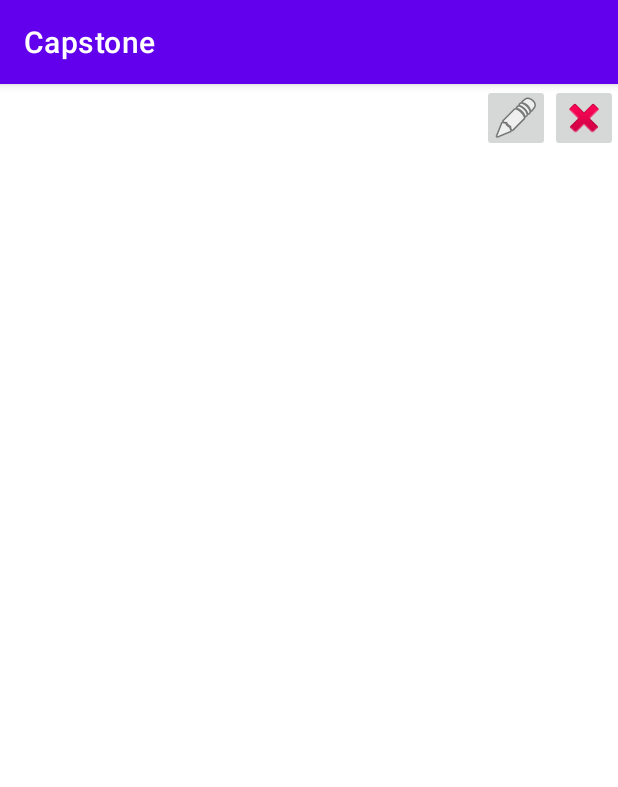
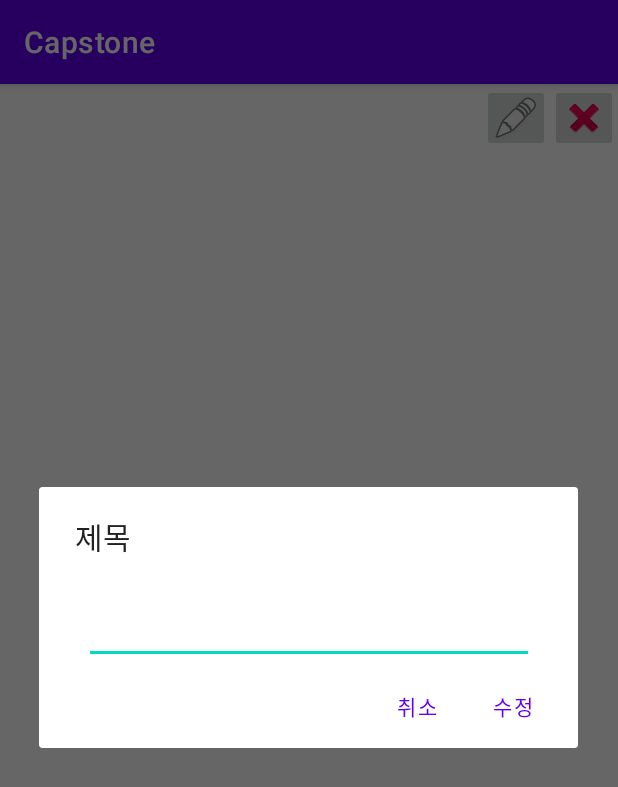
Before and after one commit to JellyParkk/CapStone-2022, an Android app: the TextReadActivity screen opened directly, with no data from a screen before it, after a tap on an icon or button, on a phone screen of 412 x 824 dp. Shown: the top 787 px of the screen. Run offline under Robolectric (Android 15) with nearby library versions, the phone set to English and light mode, and no system bars.

Commit message:
[기능수정] 제목 삭제 및 제목 변경 UI 수정
제목 변경 대화상자 추가
제목 삭제 대화상자 추가
야간모드 수정

```diff
--- a/Capstone/app/src/main/java/com/example/Capstone/TextReadActivity.java
+++ b/Capstone/app/src/main/java/com/example/Capstone/TextReadActivity.java
@@ -1,7 +1,11 @@
 package com.example.Capstone;
 
 import androidx.appcompat.app.AppCompatActivity;
+import androidx.fragment.app.DialogFragment;
 
+import android.app.AlertDialog;
+import android.app.Dialog;
+import android.content.DialogInterface;
 import android.content.pm.PackageManager;
 import android.os.Build;
 import android.os.Environment;
@@ -22,6 +26,8 @@ import java.io.FileWriter;
 import java.io.IOException;
 import java.io.InputStream;
 import java.io.InputStreamReader;
+import java.time.LocalDateTime;
+import java.time.format.DateTimeFormatter;
 
 
 public class TextReadActivity extends AppCompatActivity {
@@ -30,40 +36,98 @@ public class TextReadActivity extends AppCompatActivity {
 
     TextView txtRead;
     TextView filecontents;
+    TextView tv1;
+    EditText et1;
     EditText edtxt;
+    View v_d;
 
     String Filename;
     String path0;
 
+    @Override
+    protected void onCreate(Bundle savedInstanceState) {
+        super.onCreate(savedInstanceState);
+        setContentView(R.layout.activity_textread);
+        checkPermission();
+
+        Filename = getIntent().getStringExtra("title");
+        path0 = getIntent().getStringExtra("path");
+        txtRead = (TextView)findViewById(R.id.txtRead);
+        filecontents = (TextView)findViewById(R.id.filecontents);
+        edtxt =(EditText) findViewById(R.id.filecontents);
+
+
+        SetName(filecontents);
+        mOnFileRead(txtRead);
+    }
 
     public void SetName(View v){
         filecontents.setText(Filename);
     }
 
-    /*@Override
-    public boolean onCreateOptionsMenu(Menu menu) {
-        getMenuInflater().inflate(R.menu.menu, menu);
-        return true;
-    }*/
+
+    public class DeleteFragment extends DialogFragment {
+        @Override
+        public Dialog onCreateDialog(Bundle savedInstanceState) {
+            Log.d("TESTTAG","dialog");
+            // Use the Builder class for convenient dialog construction
+            AlertDialog.Builder builder = new AlertDialog.Builder(getActivity());
+            builder.setMessage("정말 삭제하시겠습니까?")
+                    .setPositiveButton("삭제", new DialogInterface.OnClickListener() {
+                        public void onClick(DialogInterface dialog, int id) {
+
+                        }
+                    })
+                    .setNegativeButton("취소", new DialogInterface.OnClickListener() {
+                        public void onClick(DialogInterface dialog, int id) {
+                            // User cancelled the dialog
+                        }
+                    });
+            // Create the AlertDialog object and return it
+            return builder.create();
+        }
+    }
+
 
     private File f,d;
 
     public void delete(){
         d = new File(path0, (Filename + ".txt"));
-        d.delete();
-        finish();
+        AlertDialog.Builder builder = new AlertDialog.Builder(TextReadActivity.this);
+        builder.setMessage("정말 삭제하시겠습니까?")
+                .setPositiveButton("삭제", new DialogInterface.OnClickListener() {
+                    public void onClick(DialogInterface dialog, int id) {
+                        d.delete();
+                        finish();
+                    }
+                })
+                .setNegativeButton("취소", new DialogInterface.OnClickListener() {
+                    public void onClick(DialogInterface dialog, int id) {
+                        // User cancelled the dialog
+                    }
+                });
+        // Create the AlertDialog object and return it
+        AlertDialog deletedialog = builder.create();
+        deletedialog.show();
+
     }
 
 
 
     public void save(String newfilename){
-        try {
+        try{
             d = new File(path0, (Filename + ".txt"));
             f = new File(path0, (newfilename + ".txt"));
+            int numberingName = 1;
+            while (f.exists()) {
+                f = new File(path0+ "/" + newfilename + "(" + numberingName + ").txt");
+                numberingName++;
+            }
+
+            Log.d("TESTTAG",d.getName());
             Log.d("TESTTAG",f.getName());
             BufferedWriter file = new BufferedWriter(new FileWriter(f));
             String data = txtRead.getText().toString();
-            Log.d("TESTTAG",data);
             file.write(data);
             file.flush();
             file.close();
@@ -76,7 +140,6 @@ public class TextReadActivity extends AppCompatActivity {
             e.printStackTrace();
             Log.d("testTag","save fail");
         }
-
         MediaScanner ms = MediaScanner.newInstance(TextReadActivity.this);
         try {
             ms.mediaScanning(path0);
@@ -87,30 +150,8 @@ public class TextReadActivity extends AppCompatActivity {
         finally {
 
         }
-
     }
 
-
-
-
-    @Override
-    protected void onCreate(Bundle savedInstanceState) {
-        super.onCreate(savedInstanceState);
-        setContentView(R.layout.activity_textread);
-        checkPermission();
-
-        Filename = getIntent().getStringExtra("title");
-        path0 = getIntent().getStringExtra("path");
-
-        txtRead = (TextView)findViewById(R.id.txtRead);
-
-        filecontents = (TextView)findViewById(R.id.filecontents);
-        edtxt =(EditText) findViewById(R.id.filecontents);
-
-        SetName(filecontents);
-        mOnFileRead(txtRead);
-        //save(Filename);
-    }
 
     public void mOnFileRead(View v){
         String read = ReadTextFile(path0);
@@ -118,10 +159,46 @@ public class TextReadActivity extends AppCompatActivity {
     }
 
     public void savefile(View v) {
-        save(edtxt.getText().toString());
+        AlertDialog.Builder changedialog = new AlertDialog.Builder(TextReadActivity.this);
+
+        changedialog.setTitle("제목");
+
+        v_d = (View) View.inflate(TextReadActivity.this, R.layout.editdialog, null);
+        changedialog.setView(v_d);
+        changedialog
+                .setPositiveButton("수정", new DialogInterface.OnClickListener() {
+                    public void onClick(DialogInterface dialog, int id) {
+                        et1 = (EditText) v_d.findViewById(R.id.et_title);
+                        Log.d("TESTTAG", et1.getText().toString());
+                        File tem = new File(path0, (et1.getText().toString() + ".txt"));
+                        if(et1.getText().toString().equals(""))
+                        {
+                            Toast.makeText(getApplicationContext(), "새로운 제목을 입력해주세요.", Toast.LENGTH_SHORT).show();
+                        }
+                        else if(tem.exists())
+                        {
+                            Toast.makeText(getApplicationContext(), "이미 있는 파일 이름입니다.", Toast.LENGTH_SHORT).show();
+                        }
+                        else if(!et1.getText().toString().equals(""))
+                        {
+                            edtxt.setText(et1.getText().toString());
+                            save(edtxt.getText().toString());
+                        }
+
+                        Log.d("TESTTAG","onclick");
+
+                    }
+                })
+                .setNegativeButton("취소", new DialogInterface.OnClickListener() {
+                    public void onClick(DialogInterface dialog, int id) {
+                        // User cancelled the dialog
+                    }
+                });
+        changedialog.show();
     }
     public void deletefile(View v) {
         delete();
+
     }
 
     //경로의 텍스트 파일읽기
@@ -151,12 +228,12 @@ public class TextReadActivity extends AppCompatActivity {
             if(checkSelfPermission(Manifest.permission.WRITE_EXTERNAL_STORAGE) != PackageManager.PERMISSION_GRANTED
                     || checkSelfPermission(Manifest.permission.READ_EXTERNAL_STORAGE) != PackageManager.PERMISSION_GRANTED) {
                 if(shouldShowRequestPermissionRationale(Manifest.permission.WRITE_EXTERNAL_STORAGE)) {
-                    Toast.makeText(this, "외부 저장소 사용을 위해 읽기/쓰기 필요", Toast.LENGTH_SHORT).show();
+
                 }
 
                 requestPermissions(new String[]{Manifest.permission.WRITE_EXTERNAL_STORAGE,Manifest.permission.READ_EXTERNAL_STORAGE}, 2);  //마지막 인자는 체크해야될 권한 갯수
                 } else {
-                    Toast.makeText(this, "권한 승인되었음", Toast.LENGTH_SHORT).show();
+
                 }
         }
 
--- a/Capstone/app/src/main/res/layout/activity_textread.xml
+++ b/Capstone/app/src/main/res/layout/activity_textread.xml
@@ -22,9 +22,10 @@
             android:layout_height="45dp"
             android:textSize="30sp"
             android:text="Title.txt"
-            android:onClick="SetName"
             android:layout_weight="10"
-            android:background="@null"
+            android:background="@android:color/transparent"
+            android:inputType="textMultiLine|textNoSuggestions"
+            android:focusable="false"
             app:layout_constraintBottom_toBottomOf="parent"
             app:layout_constraintEnd_toEndOf="parent"
             app:layout_constraintHorizontal_bias="0.0"
--- /dev/null
+++ b/Capstone/app/src/main/res/layout/editdialog.xml
@@ -0,0 +1,24 @@
+<?xml version="1.0" encoding="utf-8"?>
+<androidx.constraintlayout.widget.ConstraintLayout xmlns:android="http://schemas.android.com/apk/res/android"
+    xmlns:app="http://schemas.android.com/apk/res-auto"
+    android:layout_width="match_parent"
+    android:layout_height="match_parent">
+
+    <TextView
+        android:id="@+id/titledialog"
+        android:layout_width="wrap_content"
+        android:layout_height="wrap_content"
+        app:layout_constraintStart_toStartOf="@+id/et_title"
+        app:layout_constraintTop_toTopOf="parent"></TextView>
+
+    <EditText
+        android:id="@+id/et_title"
+        android:layout_width="300dp"
+        android:layout_height="70dp"
+        android:textSize="30sp"
+        app:layout_constraintEnd_toEndOf="parent"
+        app:layout_constraintStart_toStartOf="parent"
+        app:layout_constraintTop_toTopOf="@+id/titledialog"></EditText>
+
+
+</androidx.constraintlayout.widget.ConstraintLayout>
--- a/Capstone/app/src/main/res/values-night/themes.xml
+++ b/Capstone/app/src/main/res/values-night/themes.xml
@@ -1,6 +1,6 @@
 <resources xmlns:tools="http://schemas.android.com/tools">
     <!-- Base application theme. -->
-    <style name="Theme.Capstone" parent="Theme.MaterialComponents.DayNight.DarkActionBar">
+    <style name="Theme.Capstone" parent="Theme.MaterialComponents.Light.DarkActionBar">
         <!-- Primary brand color. -->
         <item name="colorPrimary">@color/purple_200</item>
         <item name="colorPrimaryVariant">@color/purple_700</item>
--- a/Capstone/app/src/main/res/values/themes.xml
+++ b/Capstone/app/src/main/res/values/themes.xml
@@ -1,6 +1,6 @@
 <resources xmlns:tools="http://schemas.android.com/tools">
     <!-- Base application theme. -->
-    <style name="Theme.Capstone" parent="Theme.MaterialComponents.DayNight.DarkActionBar">
+    <style name="Theme.Capstone" parent="Theme.MaterialComponents.Light.DarkActionBar">
         <!-- Primary brand color. -->
         <item name="colorPrimary">@color/purple_500</item>
         <item name="colorPrimaryVariant">@color/purple_700</item>
```
